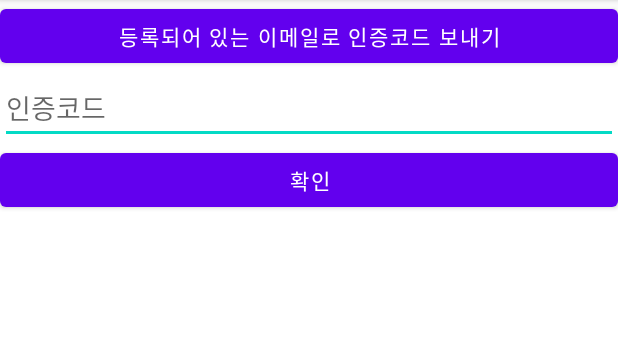
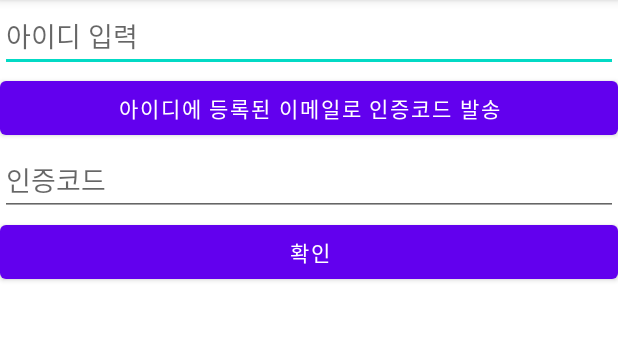
Before and after one commit to gawee2/capstone2_exercise, an Android app: the ForgetPwActivity screen opened directly, with no data from a screen before it, on a phone screen of 412 x 824 dp, the part 84-424 px from its top. Run offline under Robolectric (Android 15) with nearby library versions, the phone set to English and light mode, and no system bars.

Commit message:
사용자id에 등록된 이메일로 발송되도록 업그레이드함

```diff
--- a/back/spring/src/main/java/com/example/spring/Controller/EmailController.java
+++ b/back/spring/src/main/java/com/example/spring/Controller/EmailController.java
@@ -23,7 +23,9 @@ public class EmailController {
 
     @PostMapping("/send")
     public void send(@RequestBody Email email){
-        System.out.println("인증코드: " + email.getMessage());
+        System.out.println("날아온 인증코드: " + email.getMessage());
+        System.out.println("날아온 유저아이디: " + email.getUserId());
+
         emailService.sendMail(email);
     }
 }
--- a/back/spring/src/main/java/com/example/spring/Service/EmailService.java
+++ b/back/spring/src/main/java/com/example/spring/Service/EmailService.java
@@ -4,4 +4,5 @@ import com.example.spring.VO.Email;
 
 public interface EmailService {
     public void sendMail(Email email);
+    public String getUserMail(String userId);
 }
--- a/back/spring/src/main/java/com/example/spring/Service/MemberService.java
+++ b/back/spring/src/main/java/com/example/spring/Service/MemberService.java
@@ -100,5 +100,6 @@ public class MemberService {
     public Optional<Member> findOne(Long memberId){
         return memberRepository.findById(memberId);
     }
+    public Optional<Member> findOne(String userId){return memberRepository.findByUserId(userId);}
 
 }
--- a/back/spring/src/main/java/com/example/spring/SpringConfig.java
+++ b/back/spring/src/main/java/com/example/spring/SpringConfig.java
@@ -32,5 +32,5 @@ public class SpringConfig {
     }
 
     @Bean
-    public EmailService emailService(){ return new EmailServiceImpl();}
+    public EmailService emailService(){ return new EmailServiceImpl(memberService());}
 }
--- a/front/app/src/main/java/com/mju/exercise/Sign/ForgetPwActivity.java
+++ b/front/app/src/main/java/com/mju/exercise/Sign/ForgetPwActivity.java
@@ -22,7 +22,7 @@ import java.util.Random;
 public class ForgetPwActivity extends AppCompatActivity {
 
     Button btnSendAuthCode, btnCheckAuthCode;
-    EditText edtAuthCode;
+    EditText edtId, edtAuthCode;
     String strAuthCode;
 
     @Override
@@ -33,6 +33,7 @@ public class ForgetPwActivity extends AppCompatActivity {
         btnCheckAuthCode = (Button) findViewById(R.id.btnCheckAuthCode);
         btnSendAuthCode = (Button) findViewById(R.id.btnSendAuthCode);
         edtAuthCode = (EditText) findViewById(R.id.edtAuthCode);
+        edtId = (EditText) findViewById(R.id.edtId);
 
         //인증코드 보내기 버튼
         //서버로 이메일 발송 요청
@@ -45,6 +46,7 @@ public class ForgetPwActivity extends AppCompatActivity {
                 JSONObject jsonObject = new JSONObject();
                 try {
                     jsonObject.accumulate("message", strAuthCode);
+                    jsonObject.accumulate("userId", edtId.getText().toString());
                     json = jsonObject.toString();
 
                     HttpAsyncTask httpAsyncTask = new HttpAsyncTask("http://192.168.0.3:8080/email/send", Status.Request.POST, json);
--- a/front/app/src/main/res/layout/activity_forgetpw.xml
+++ b/front/app/src/main/res/layout/activity_forgetpw.xml
@@ -5,10 +5,16 @@
     android:layout_height="match_parent">
 
 
+    <EditText
+        android:layout_width="match_parent"
+        android:layout_height="wrap_content"
+        android:hint="아이디 입력"
+        android:id="@+id/edtId"
+        />
     <Button
         android:layout_width="match_parent"
         android:layout_height="wrap_content"
-        android:text="등록되어 있는 이메일로 인증코드 보내기"
+        android:text="아이디에 등록된 이메일로 인증코드 발송"
         android:id="@+id/btnSendAuthCode"
         />
     <EditText
```
Also changed, not shown: back/spring/src/main/java/com/example/spring/Service/EmailServiceImpl.java (+18 -1 lines), back/spring/src/main/java/com/example/spring/VO/Email.java (+11 -0 lines), 1 other file.
